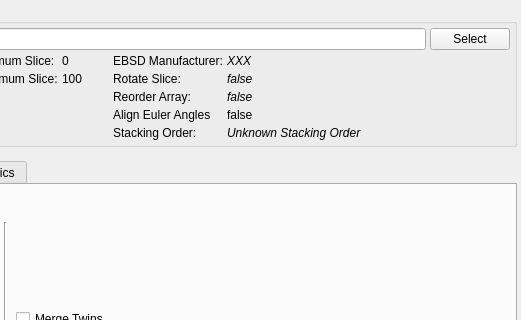
BlueQuartzSoftware/DREAM3D, file Source/Plugins/Reconstruction/UI/ReconstructionWidget.ui: the form before one commit; both pictures show x 247 to 768 and y 0 to 320 of the 768 by 662 pixel window.
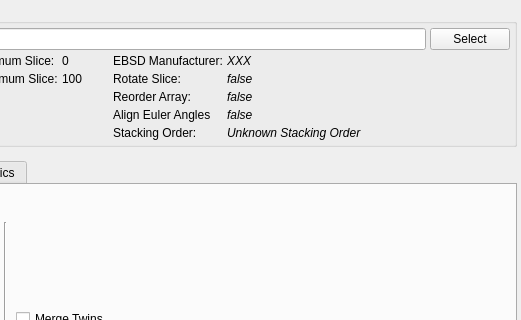
The form after the commit. Icons and pictures are not drawn. Custom widgets are drawn as their Qt base class.

The edit to the form file:
```diff
--- a/Source/Plugins/Reconstruction/UI/ReconstructionWidget.ui
+++ b/Source/Plugins/Reconstruction/UI/ReconstructionWidget.ui
@@ -359,7 +359,12 @@
          </widget>
         </item>
         <item row="3" column="1">
-         <widget class="QLabel" name="m_AlignEulers">
+         <widget class="QLabel" name="m_AlignEulersLabel">
+          <property name="font">
+           <font>
+            <italic>true</italic>
+           </font>
+          </property>
           <property name="text">
            <string>false</string>
           </property>
```
